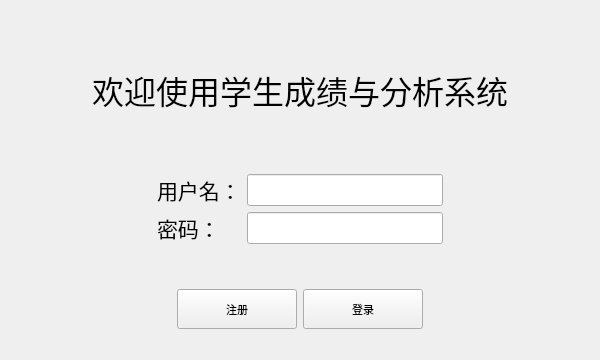
TheWeakest34/StudentManageSystem, file loginview.ui: the form before one commit.
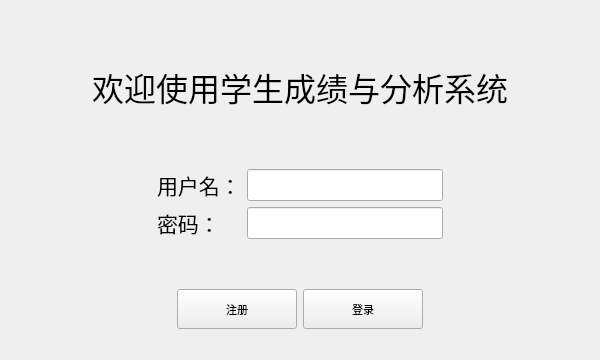
The form after the commit.

```diff
--- a/loginview.ui
+++ b/loginview.ui
@@ -123,6 +123,16 @@
              </item>
              <item>
               <layout class="QVBoxLayout" name="verticalLayout">
+               <item>
+                <widget class="QLineEdit" name="UserName">
+                 <property name="sizePolicy">
+                  <sizepolicy hsizetype="Expanding" vsizetype="Preferred">
+                   <horstretch>0</horstretch>
+                   <verstretch>0</verstretch>
+                  </sizepolicy>
+                 </property>
+                </widget>
+               </item>
                <item>
                 <widget class="QLineEdit" name="Password">
                  <property name="sizePolicy">
@@ -136,16 +146,6 @@
                  </property>
                 </widget>
                </item>
-               <item>
-                <widget class="QLineEdit" name="UserName">
-                 <property name="sizePolicy">
-                  <sizepolicy hsizetype="Expanding" vsizetype="Preferred">
-                   <horstretch>0</horstretch>
-                   <verstretch>0</verstretch>
-                  </sizepolicy>
-                 </property>
-                </widget>
-               </item>
               </layout>
              </item>
             </layout>
@@ -154,6 +154,11 @@
          </item>
          <item>
           <widget class="QLabel" name="ErrorLabel">
+           <property name="font">
+            <font>
+             <pointsize>12</pointsize>
+            </font>
+           </property>
            <property name="text">
             <string/>
            </property>
```
